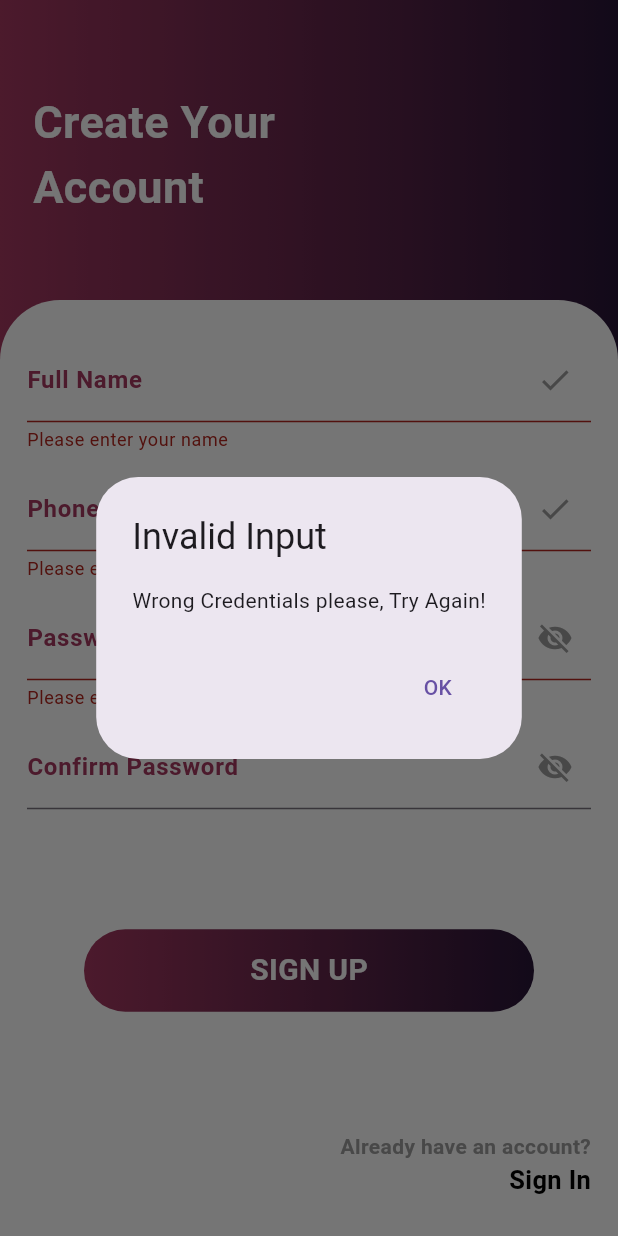
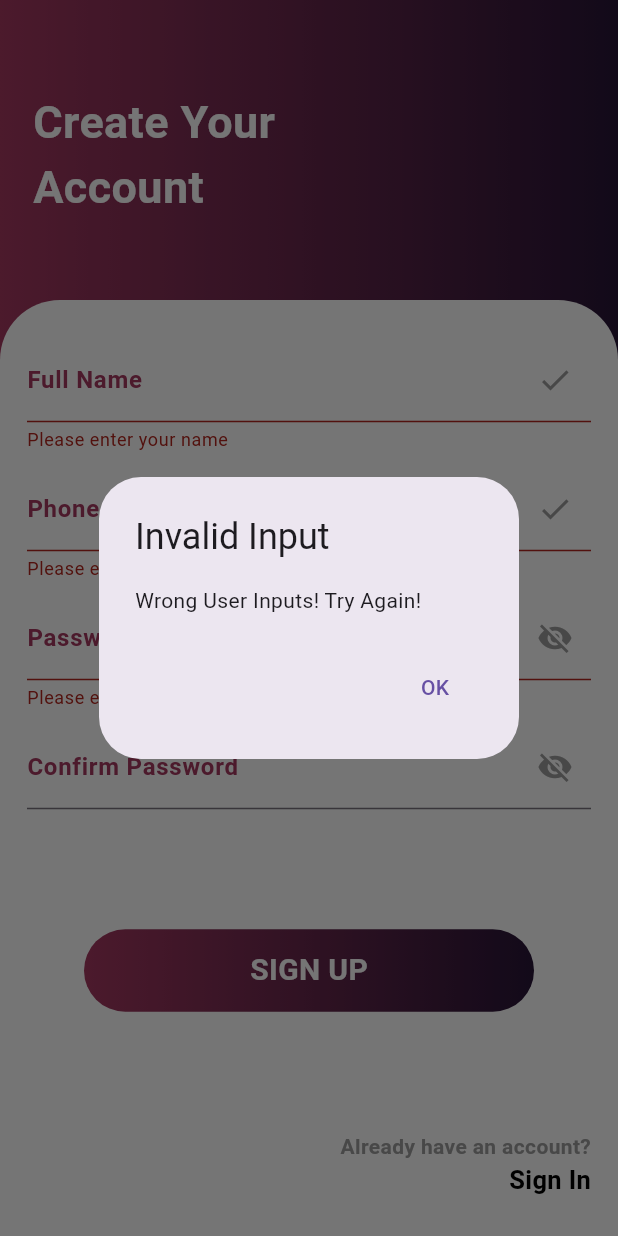
Before and after one commit to nidhii2003/socialbee, a Flutter app: the RegScreen screen opened directly, after a tap on "SIGN UP", on a phone screen of 412 x 824 dp. Run offline on Flutter 3.47's test engine with Material 3 defaults, Android fonts, the phone set to English and light mode, and no system bars; Roboto replaces fonts that are missing (inter).

Commit message:
Modified phone regrex

```diff
--- a/lib/screens/register_screen.dart
+++ b/lib/screens/register_screen.dart
@@ -23,16 +23,25 @@ class _RegScreenState extends State<RegScreen> {
   String? _passwordError;
   String? _confirmPasswordError;
 
-  // Function to validate email
+  // Function to validate phone number with "+91" followed by 10 digits
   String? _validateEmail(String? value) {
     if (value == null || value.isEmpty) {
-      return 'Please enter your email';
+      return 'Please enter your phone number or email';
     }
+    final phoneRegex = RegExp(r"^\+91\d{10}$");
     final emailRegex = RegExp(r"^[a-zA-Z0-9._%+-]+@(ves\.ac\.in|gmail\.com)$");
-    if (!emailRegex.hasMatch(value)) {
-      return 'Please enter a valid email address with @ves.ac.in or @gmail.com';
+
+    // If input starts with +91 and has exactly 10 digits
+    if (phoneRegex.hasMatch(value)) {
+      return null;
     }
-    return null;
+
+    // If input matches the email pattern
+    if (emailRegex.hasMatch(value)) {
+      return null;
+    }
+
+    return 'Please enter +91 before your phone number';
   }
 
   // Function to validate password
@@ -146,7 +155,7 @@ class _RegScreenState extends State<RegScreen> {
                       ),
                       const SizedBox(height: 10),
 
-                      // Email input field with validation
+                      // Phone or Email input field with validation
                       TextFormField(
                         controller: _emailController,
                         decoration: InputDecoration(
@@ -240,7 +249,7 @@ class _RegScreenState extends State<RegScreen> {
                             );
                           } else {
                             // If the form is not valid, show error dialog
-                            _showErrorDialog('Wrong Credentials please, Try Again!');
+                            _showErrorDialog('Wrong User Inputs! Try Again!');
                           }
                         },
                         child: Container(
```
